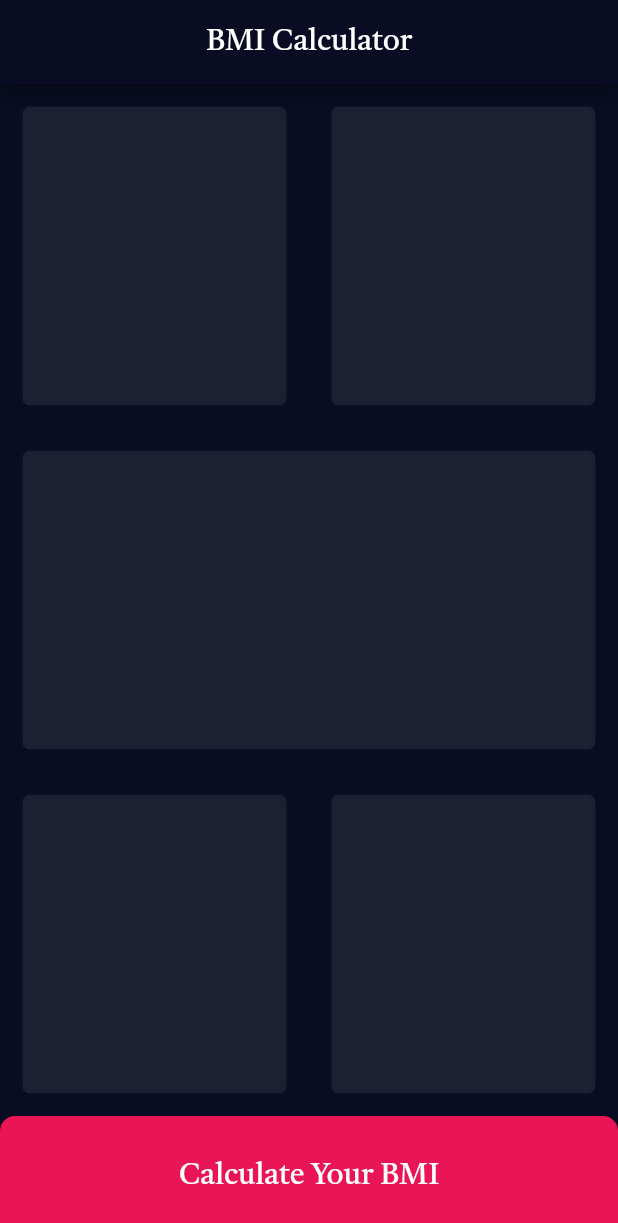
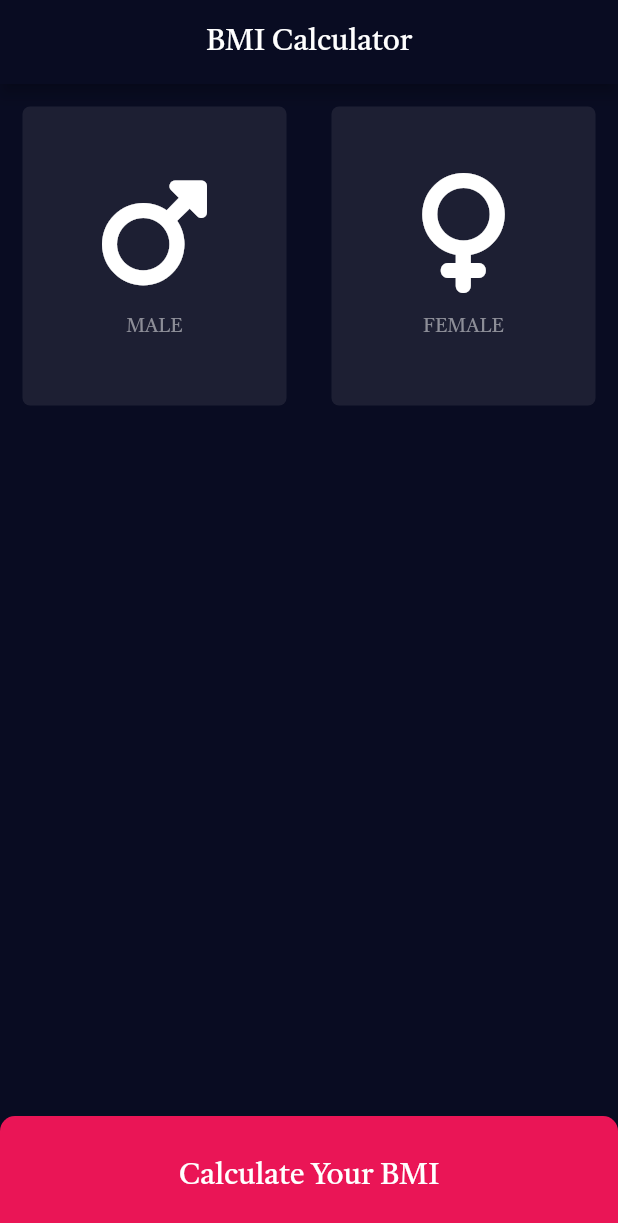
Before and after one commit to TranQuan289/BMI-Calculator, a Flutter app: the screen it shows after launch, on a phone screen of 412 x 824 dp. Shown: the top 1223 px of the screen. Run offline on Flutter 3.47's test engine with Material 2 defaults, Android fonts, the phone set to English and light mode, and no system bars; our stand-ins replace font_awesome_flutter.

Commit message:
UI & restruct

```diff
--- /dev/null
+++ b/lib/card_column.dart
@@ -0,0 +1,33 @@
+import 'package:flutter/material.dart';
+
+class cardColumn extends StatelessWidget {
+  cardColumn(this.icon, this.text);
+
+  final IconData icon;
+  final String text;
+
+  @override
+  Widget build(BuildContext context) {
+    return Column(
+      mainAxisAlignment: MainAxisAlignment.center,
+      children: [
+        Icon(
+          icon,
+          size: 80.0,
+        ),
+        SizedBox(
+          height: 15.0,
+        ),
+        Text(
+          text,
+          style: cardStyle(),
+        )
+      ],
+    );
+  }
+
+  TextStyle cardStyle() {
+    return TextStyle(
+        fontSize: 13.0, color: Color(0xFF8D8E98), fontFamily: 'Tiro');
+  }
+}
--- a/lib/input_page.dart
+++ b/lib/input_page.dart
@@ -1,4 +1,5 @@
 import 'package:flutter/material.dart';
+import 'package:font_awesome_flutter/font_awesome_flutter.dart';
 
 class InputPage extends StatefulWidget {
   const InputPage({Key? key}) : super(key: key);
@@ -27,17 +28,24 @@ class _InputPageState extends State<InputPage> {
             Expanded(
               child: Row(
                 children: [
-                  Expanded(child: ReusableCard(colorCard)),
-                  Expanded(child: ReusableCard(colorCard))
+                  Expanded(
+                    child: ReusableCard(
+                      colorCard,
+                      cardColumn(FontAwesomeIcons.mars, "MALE"),
+                    ),
+                  ),
+                  Expanded(
+                      child: ReusableCard(colorCard,
+                          cardColumn(FontAwesomeIcons.venus, "FEMALE")))
                 ],
               ),
             ),
-            Expanded(child: ReusableCard(colorCard)),
+            Expanded(child: ReusableCard(colorCard, SizedBox.shrink())),
             Expanded(
               child: Row(
                 children: [
-                  Expanded(child: ReusableCard(colorCard)),
-                  Expanded(child: ReusableCard(colorCard))
+                  Expanded(child: ReusableCard(colorCard, SizedBox.shrink())),
+                  Expanded(child: ReusableCard(colorCard, SizedBox.shrink()))
                 ],
               ),
             ),
@@ -68,12 +76,42 @@ class _InputPageState extends State<InputPage> {
       TextStyle(fontSize: size, fontFamily: font);
 }
 
+class cardColumn extends StatelessWidget {
+  cardColumn(this.icon, this.text);
+
+  final IconData icon;
+  final String text;
+
+  @override
+  Widget build(BuildContext context) {
+    return Column(
+      mainAxisAlignment: MainAxisAlignment.center,
+      children: [
+        Icon(
+          icon,
+          size: 80.0,
+        ),
+        SizedBox(
+          height: 15.0,
+        ),
+        Text(
+          text,
+          style: TextStyle(
+              fontSize: 13.0, color: Color(0xFF8D8E98), fontFamily: 'Tiro'),
+        )
+      ],
+    );
+  }
+}
+
 class ReusableCard extends StatelessWidget {
-  ReusableCard(this.color);
+  ReusableCard(this.color, this.cardChild);
   final Color color;
+  final Widget cardChild;
   @override
   Widget build(BuildContext context) {
     return Container(
+      child: cardChild,
       decoration:
           BoxDecoration(color: color, borderRadius: BorderRadius.circular(5.0)),
       margin: EdgeInsets.all(15.0),
--- a/pubspec.yaml
+++ b/pubspec.yaml
@@ -34,6 +34,7 @@ dependencies:
   # The following adds the Cupertino Icons font to your application.
   # Use with the CupertinoIcons class for iOS style icons.
   cupertino_icons: ^1.0.2
+  font_awesome_flutter: ^10.1.0
 
 dev_dependencies:
   flutter_test:
```
Also changed, not shown: lib/reusable_card.dart (added), pubspec.lock.
